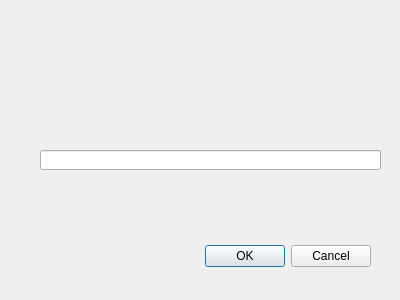
Old version of the form nastorika_text.ui in the repository ruslans-s/avtomati_v2.
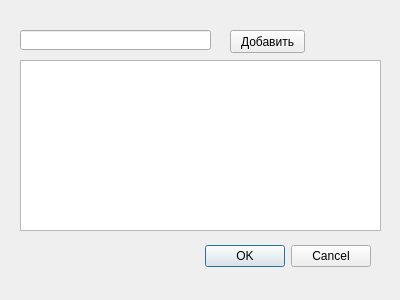
New version of the form.

Diff of the .ui file:
```diff
--- a/nastorika_text.ui
+++ b/nastorika_text.ui
@@ -32,13 +32,36 @@
   <widget class="QLineEdit" name="textsize">
    <property name="geometry">
     <rect>
-     <x>40</x>
-     <y>150</y>
-     <width>341</width>
+     <x>20</x>
+     <y>30</y>
+     <width>191</width>
      <height>20</height>
     </rect>
    </property>
   </widget>
+  <widget class="QPushButton" name="pushButton">
+   <property name="geometry">
+    <rect>
+     <x>230</x>
+     <y>30</y>
+     <width>75</width>
+     <height>23</height>
+    </rect>
+   </property>
+   <property name="text">
+    <string>Добавить</string>
+   </property>
+  </widget>
+  <widget class="QListWidget" name="listWidget">
+   <property name="geometry">
+    <rect>
+     <x>20</x>
+     <y>60</y>
+     <width>361</width>
+     <height>171</height>
+    </rect>
+   </property>
+  </widget>
  </widget>
  <resources/>
  <connections>
```
